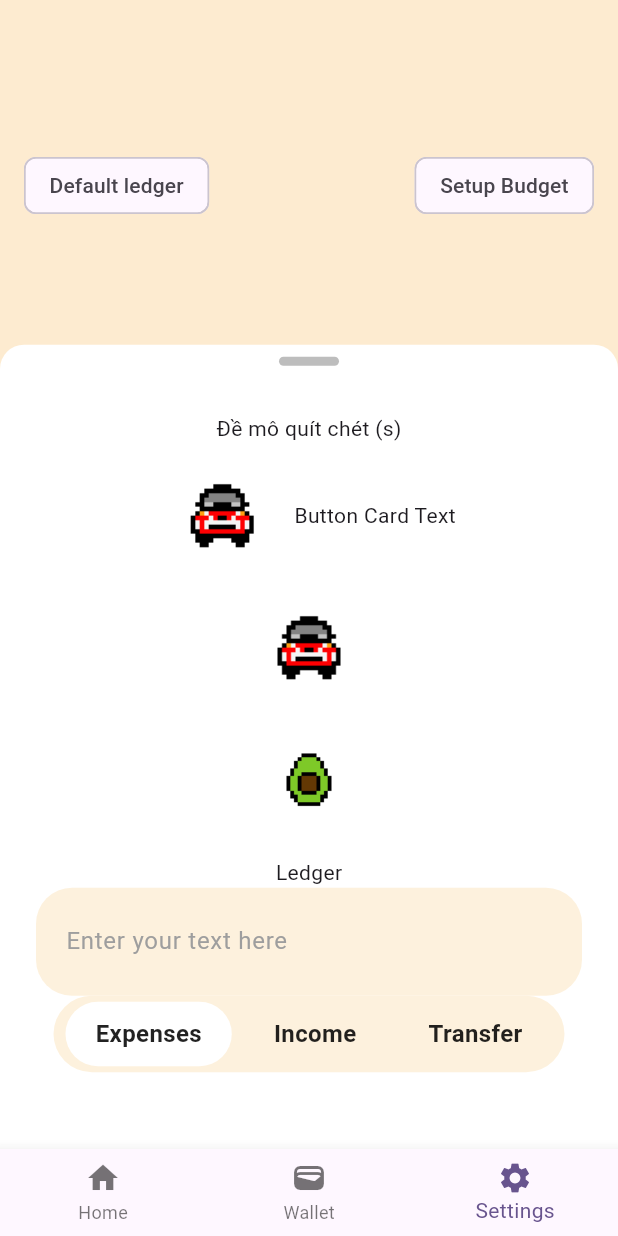
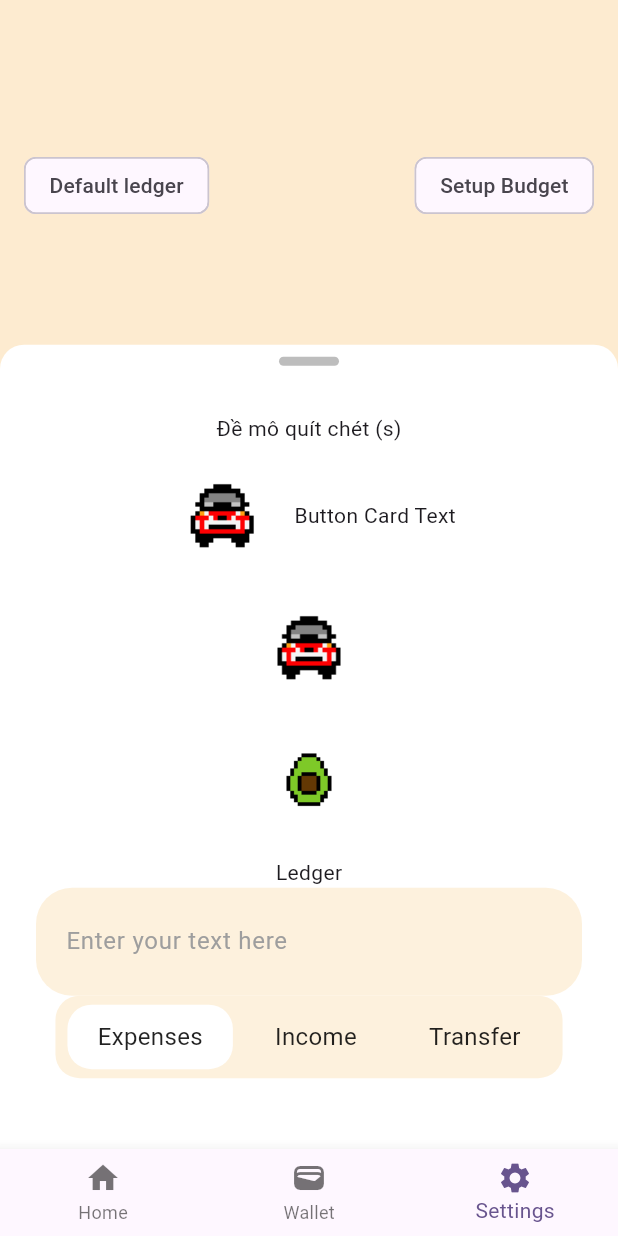
Before and after one commit to toanlemanh/expense_tracker, a Flutter app: the screen it shows after launch, swiped to page 3, on a phone screen of 412 x 824 dp. Run offline on Flutter 3.47's test engine with Material 3 defaults, Android fonts, the phone set to English and light mode, and no system bars; our stand-ins replace dio, go_router, mobx, palette_generator, shared_preferences, sqflite and 1 more; accounts and stored records are empty; generated files the repository leaves out were written again; statements that could not run were skipped.

Commit message:
finish selector

```diff
--- /dev/null
+++ b/lib/core/widgets/common/default_widgets.dart
@@ -0,0 +1,44 @@
+import 'package:flutter/material.dart';
+
+class DefaultWidget {
+  // Default TextStyle
+  static const TextStyle textStyle = TextStyle(
+    fontSize: 16,
+    color: Colors.black87,
+    fontWeight: FontWeight.normal,
+  );
+
+  // Default Title TextStyle
+  static const TextStyle titleTextStyle = TextStyle(
+    fontSize: 20,
+    color: Colors.black,
+    fontWeight: FontWeight.bold,
+  );
+
+  // // Default primary color TODO: uncomment when actually use
+  // static const Color primaryColor = Colors.blue;
+
+  // // Default accent color TODO: uncomment when actually use
+  // static const Color accentColor = Colors.amber;
+
+  // Default background color
+  static const Color backgroundColor = Color(0xFFFDF1DD);
+
+  // Default divider
+  static const Divider divider = Divider(
+    color: Colors.grey,
+    thickness: 1,
+    height: 16,
+  );
+
+  // Default padding
+  static const EdgeInsets defaultPadding = EdgeInsets.all(16);
+
+  // Default button style
+  // static final ButtonStyle defaultButtonStyle = ElevatedButton.styleFrom(
+  //   primary: primaryColor,
+  //   onPrimary: Colors.white,
+  //   textStyle: textStyle,
+  //   padding: defaultPadding,
+  // );
+}
--- a/lib/core/widgets/common/segmented_selector.dart
+++ b/lib/core/widgets/common/segmented_selector.dart
@@ -1,16 +1,23 @@
+import 'package:expense_tracker/core/widgets/common/default_widgets.dart';
 import 'package:flutter/material.dart';
 
-// TODO: NOT DONE, FINISH
 class SingleChoiceSegmentedSelector extends StatefulWidget {
   final List<String> options;
   final int selectedIndex;
   final ValueChanged<int> onChanged;
+
+  final TextStyle? textStyle;
+  final Color? backgroundColor;
+  final Color? selectedColor;
 
   const SingleChoiceSegmentedSelector({
     super.key,
     required this.options,
     required this.selectedIndex,
     required this.onChanged,
+    this.textStyle,
+    this.backgroundColor,
+    this.selectedColor,
   });
 
   @override
@@ -20,7 +27,11 @@ class SingleChoiceSegmentedSelector extends StatefulWidget {
 
 class _SingleChoiceSegmentedSelectorState
     extends State<SingleChoiceSegmentedSelector> {
+
   late int selectedIndex;
+  Color?     get backgroundColor => widget.backgroundColor ?? DefaultWidget.backgroundColor;
+  Color?     get selectedColor   => widget.selectedColor   ?? Colors.white;
+  TextStyle? get textStyle       => widget.textStyle       ?? DefaultWidget.textStyle;
 
   @override
   void initState() {
@@ -29,6 +40,7 @@ class _SingleChoiceSegmentedSelectorState
   }
 
   void _handleTap(int index) {
+    if (index == selectedIndex) return; // Do nothing
     setState(() {
       selectedIndex = index;
     });
@@ -39,8 +51,8 @@ class _SingleChoiceSegmentedSelectorState
   Widget build(BuildContext context) {
     return Container(
       decoration: BoxDecoration(
-        color: const Color(0xFFFDF1DD),
-        borderRadius: BorderRadius.circular(32),
+        color: backgroundColor,
+        borderRadius: BorderRadius.circular(16),
       ),
       padding: const EdgeInsets.all(4),
       child: Row(
@@ -48,22 +60,18 @@ class _SingleChoiceSegmentedSelectorState
         children: List.generate(widget.options.length, (index) {
           final bool isSelected = index == selectedIndex;
           return Padding(
-            padding: const EdgeInsets.symmetric(horizontal: 4),
+            padding: const EdgeInsets.symmetric(horizontal: 4, vertical: 2),
             child: GestureDetector(
               onTap: () => _handleTap(index),
               child: Container(
                 padding: const EdgeInsets.symmetric(horizontal: 20, vertical: 10),
                 decoration: BoxDecoration(
-                  color: isSelected ? Colors.white : const Color(0xFFFDF1DD),
-                  borderRadius: BorderRadius.circular(24),
+                  color: isSelected ? selectedColor : backgroundColor,
+                  borderRadius: BorderRadius.circular(16),
                 ),
                 child: Text(
                   widget.options[index],
-                  style: const TextStyle(
-                    color: Colors.black87,
-                    fontWeight: FontWeight.w600,
-                    fontSize: 16,
-                  ),
+                  style: textStyle,
                 ),
               ),
             ),
--- a/lib/core/widgets/common/text_input_rounded.dart
+++ b/lib/core/widgets/common/text_input_rounded.dart
@@ -1,3 +1,4 @@
+import 'package:expense_tracker/core/widgets/common/default_widgets.dart';
 import 'package:flutter/material.dart';
 
 class TextInputRounded extends StatelessWidget {
@@ -19,9 +20,9 @@ class TextInputRounded extends StatelessWidget {
 
   @override
   Widget build(BuildContext context) {
-    String placeholder    = hintText ?? 'Enter text here';
-    Color backgroundColor = this.backgroundColor ?? const Color(0xFFFDF1DD);
-    TextStyle textStyle   = this.textStyle ?? const TextStyle(color: Colors.black87);
+    String placeholder    = hintText             ?? 'Enter text here';
+    Color backgroundColor = this.backgroundColor ?? DefaultWidget.backgroundColor;
+    TextStyle textStyle   = this.textStyle       ?? DefaultWidget.textStyle;
     TextStyle hintStyle   = textStyle.copyWith(color: Colors.grey,);
 
     return TextField(
--- a/lib/presentation/temp_demo_widget/demo_widget_page.dart
+++ b/lib/presentation/temp_demo_widget/demo_widget_page.dart
@@ -41,7 +41,6 @@ class DemoWidgetPage extends StatelessWidget {
             onChanged: (value) {
               debugPrint('Text changed: $value');
             },
-            backgroundColor: const Color(0xFFFDF1DD),
           ),
           SingleChoiceSegmentedSelector(
             options: categoryOptions,
```
Also changed, not shown: lib/core/widgets/common/card_image.dart (+8 -8 lines).
